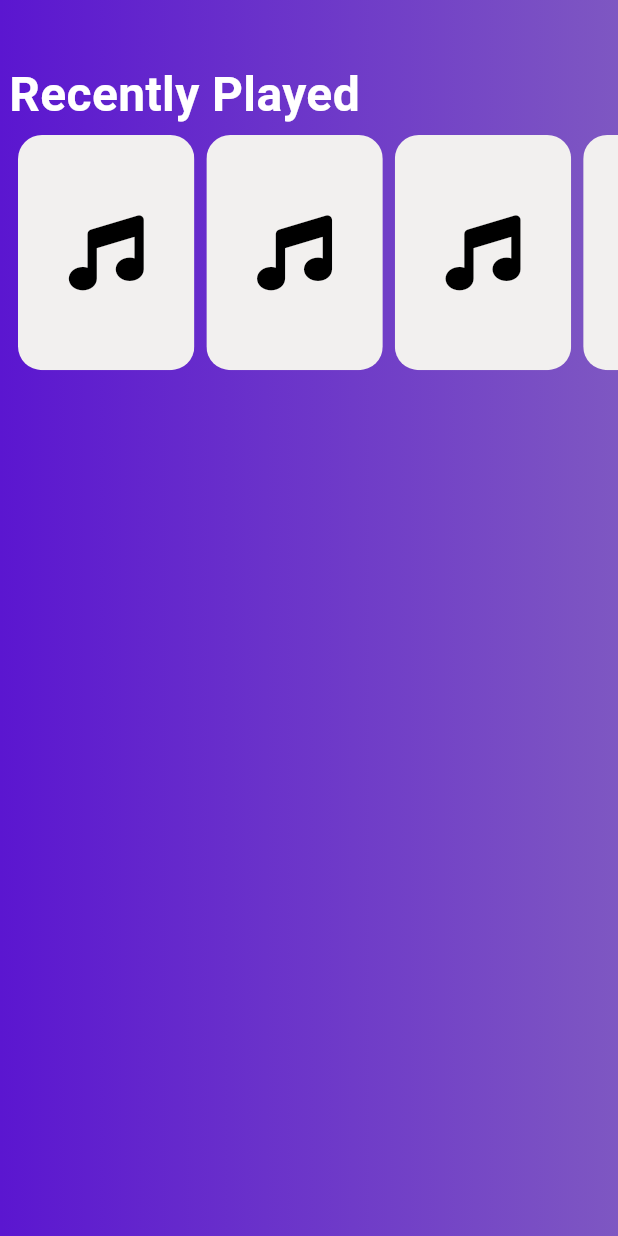
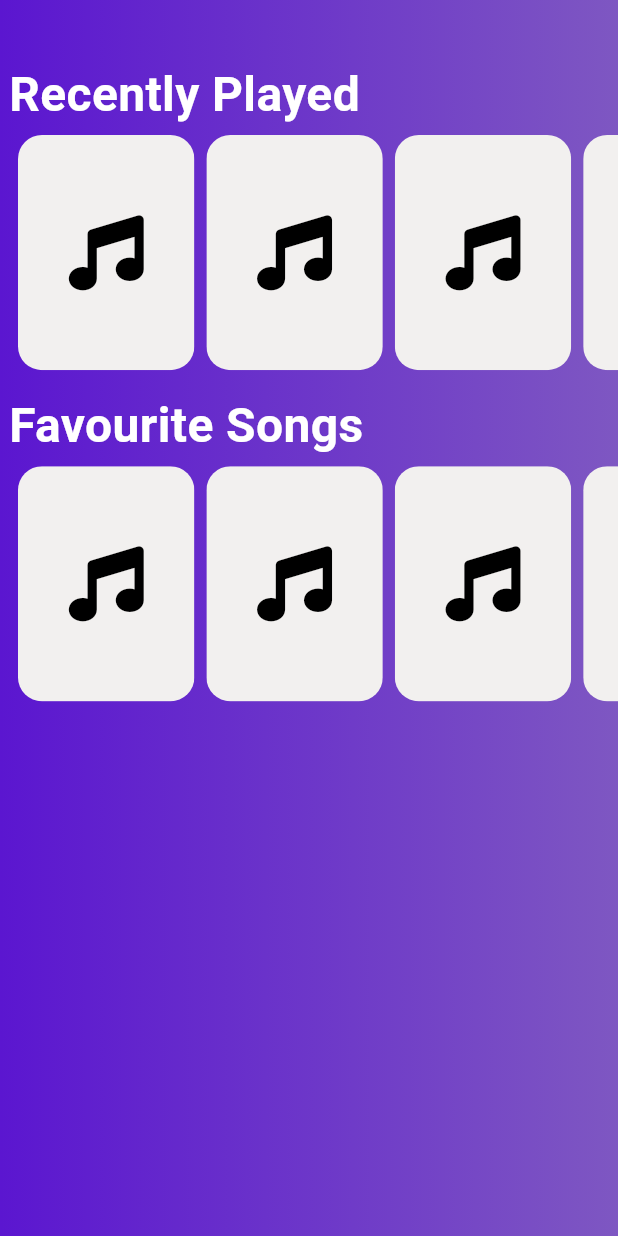
Before and after one commit to carnage67694325/GrooveBox, a Flutter app: the screen it shows after launch, on a phone screen of 412 x 824 dp. Run offline on Flutter 3.47's test engine with Material 3 defaults, Android fonts, the phone set to English and light mode, and no system bars; our stand-ins replace font_awesome_flutter, go_router, responsive_framework.

Commit message:
added favourite section

```diff
--- a/lib/features/home/presentation/view/widgets/home_view_body.dart
+++ b/lib/features/home/presentation/view/widgets/home_view_body.dart
@@ -2,7 +2,9 @@ import 'package:flutter/material.dart';
 import 'package:groove_box/core/utils/app_gradient.dart';
 import 'package:groove_box/core/utils/app_text_styles.dart';
 import 'package:groove_box/core/utils/widgets/music_card.dart';
+import 'package:groove_box/features/home/presentation/view/widgets/favourite_section.dart';
 import 'package:groove_box/features/home/presentation/view/widgets/recently_played_list.dart';
+import 'package:groove_box/features/home/presentation/view/widgets/recently_played_widgets.dart';
 
 class HomeViewBody extends StatelessWidget {
   const HomeViewBody({super.key});
@@ -19,18 +21,13 @@ class HomeViewBody extends StatelessWidget {
               height: 40,
             ),
           ),
+          RecentlyPlayedSection(),
           SliverToBoxAdapter(
-            child: Padding(
-              padding: EdgeInsets.only(left: 6),
-              child: Text(
-                'Recently Played',
-                style: AppTextStyles.heading,
-              ),
+            child: SizedBox(
+              height: 10,
             ),
           ),
-          SliverToBoxAdapter(
-            child: RecentlyPlayedList(),
-          )
+          FavouriteSection()
         ],
       ),
     );
```
Also changed, not shown: lib/features/home/presentation/view/widgets/favourite_section.dart (added, +28 -0 lines), lib/features/home/presentation/view/widgets/recently_played_widgets.dart (added, +28 -0 lines).
